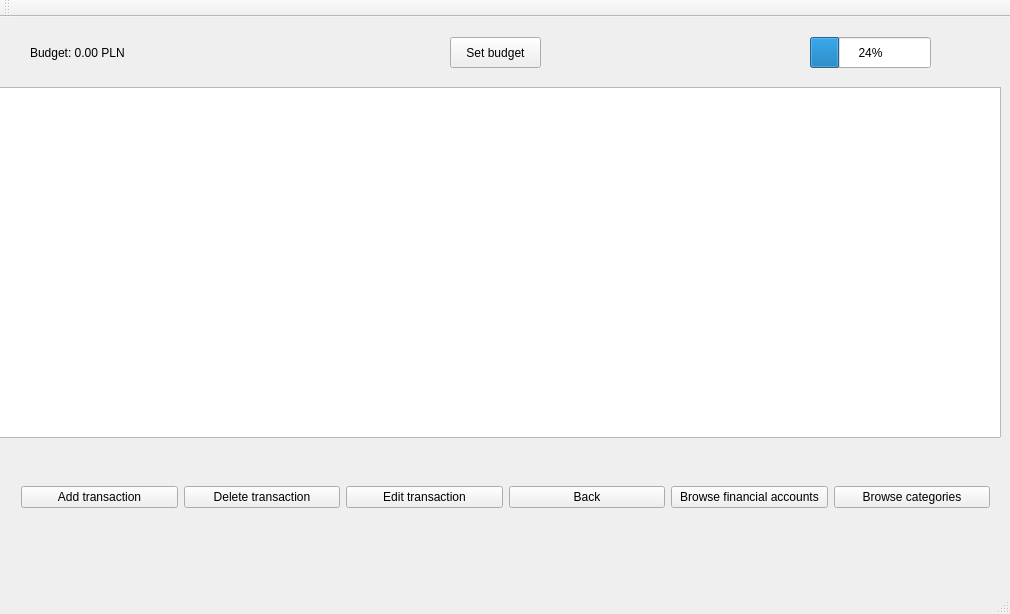
Above: BudgetManagementQtVS/BudgetManagementQtVS/TransactionWindowView.ui from Greexoff/Budget-Management-App before the change. Below: the same form after it.
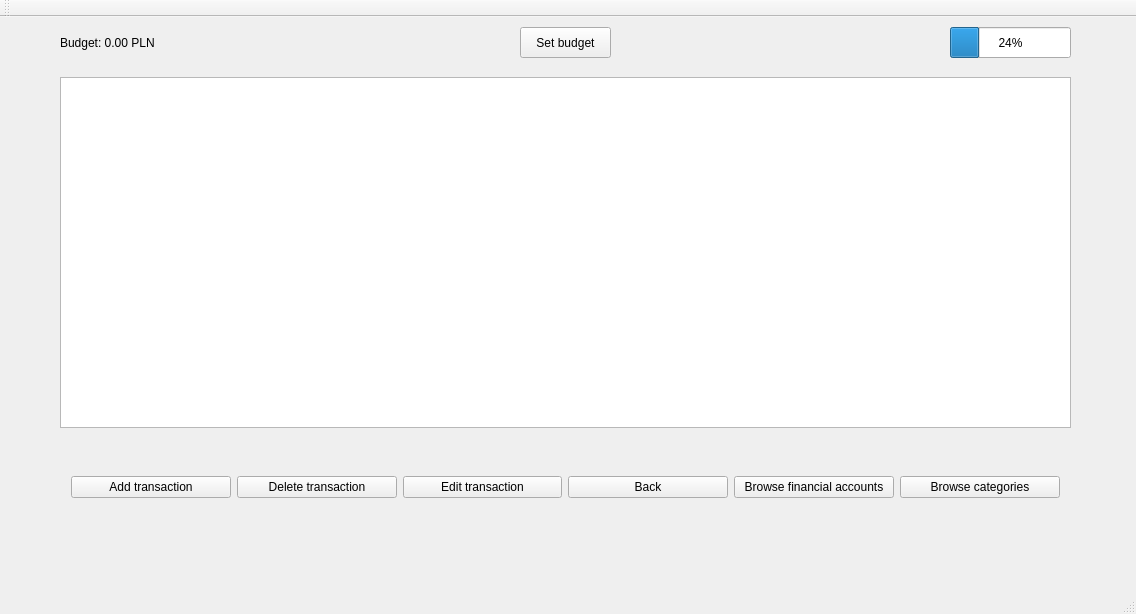
That is the form after the change.

Commit message: fixes to ui, sorting approach

```diff
--- a/BudgetManagementQtVS/BudgetManagementQtVS/TransactionWindowView.ui
+++ b/BudgetManagementQtVS/BudgetManagementQtVS/TransactionWindowView.ui
@@ -6,7 +6,7 @@
    <rect>
     <x>0</x>
     <y>0</y>
-    <width>1010</width>
+    <width>1136</width>
     <height>614</height>
    </rect>
   </property>
@@ -17,8 +17,8 @@
    <widget class="QTableView" name="TransactionTabelView">
     <property name="geometry">
      <rect>
-      <x>-10</x>
-      <y>70</y>
+      <x>60</x>
+      <y>60</y>
       <width>1011</width>
       <height>351</height>
      </rect>
@@ -27,9 +27,9 @@
    <widget class="QWidget" name="horizontalLayoutWidget">
     <property name="geometry">
      <rect>
-      <x>10</x>
-      <y>440</y>
-      <width>991</width>
+      <x>60</x>
+      <y>430</y>
+      <width>1011</width>
       <height>80</height>
      </rect>
     </property>
@@ -81,8 +81,8 @@
    <widget class="QProgressBar" name="budgetProgressBar">
     <property name="geometry">
      <rect>
-      <x>810</x>
-      <y>20</y>
+      <x>950</x>
+      <y>10</y>
       <width>121</width>
       <height>31</height>
      </rect>
@@ -94,8 +94,8 @@
    <widget class="QLabel" name="budgetLabel">
     <property name="geometry">
      <rect>
-      <x>30</x>
-      <y>20</y>
+      <x>60</x>
+      <y>10</y>
       <width>371</width>
       <height>31</height>
      </rect>
@@ -107,8 +107,8 @@
    <widget class="QPushButton" name="editBudgetButton">
     <property name="geometry">
      <rect>
-      <x>450</x>
-      <y>20</y>
+      <x>520</x>
+      <y>10</y>
       <width>91</width>
       <height>31</height>
      </rect>
```
Left out of the diff: 2 changed lines with no effect on the pictures. The commit also changes 4 other files.
